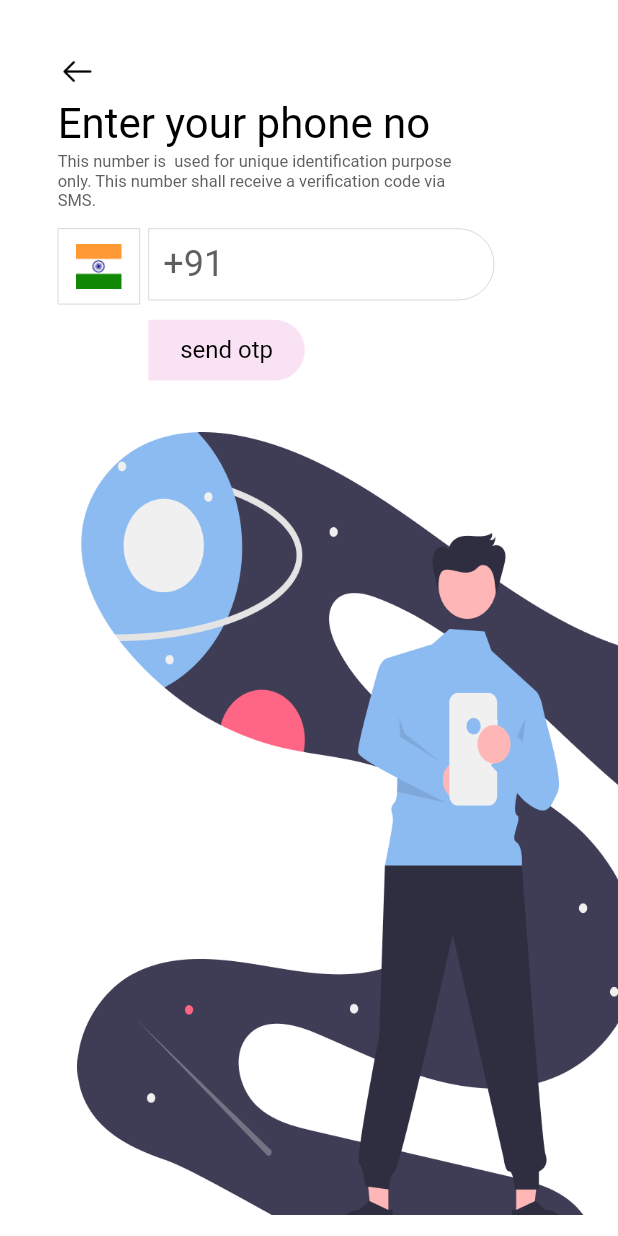
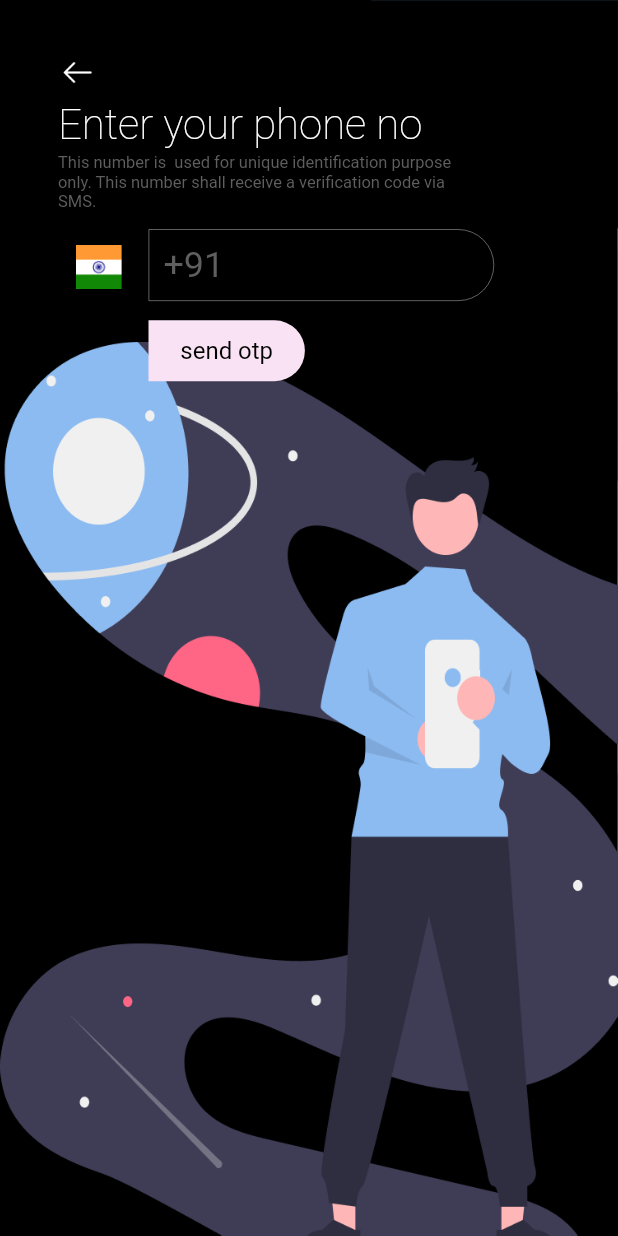
Before and after one commit to PavaneeshwarReddy/Alastor, a Flutter app: the screen it shows after launch, after a tap on "login with phone number", on a phone screen of 412 x 824 dp. Run offline on Flutter 3.47's test engine with Material 2 defaults, Android fonts, the phone set to English and light mode, and no system bars; our stand-ins replace flutter_screenutil, google_fonts, shared_preferences; missing offline and left inert: fl_country_code_picker.

Commit message:
after adding animations and dark theme part for enter phone no screen

```diff
--- /dev/null
+++ b/lib/Animations/animations.dart
@@ -0,0 +1,23 @@
+import 'package:flutter/material.dart';
+
+class MyCustomPageTransition extends PageRouteBuilder {
+  final Widget enterWidget;
+
+  MyCustomPageTransition(this.enterWidget)
+      : super(
+            opaque: false,
+            pageBuilder: (context, animation, secondaryAnimation) =>
+                enterWidget,
+            transitionDuration: Duration(milliseconds: 1500),
+            reverseTransitionDuration: Duration(milliseconds: 1500),
+            transitionsBuilder:
+                (context, animation, secondaryAnimation, child) {
+              animation = CurvedAnimation(
+                  parent: animation,
+                  curve: Curves.fastLinearToSlowEaseIn,
+                  reverseCurve: Curves.fastOutSlowIn);
+              return ScaleTransition(
+                  scale: animation, alignment: Alignment(0.0, 0.5),
+              child: child,);
+            });
+}
--- a/lib/Components/enterPhoneno.dart
+++ b/lib/Components/enterPhoneno.dart
@@ -33,7 +33,7 @@
                   Navigator.pushNamed(context, '/');
                 },
                 child: Image.asset(
-                  'images/backButton.png',
+                  Theme.of(context).primaryColor==Colors.black?'images/backButton.png':'images/backButtonDark.png',
                   width: 24.w,
                   height: 24.h,
                 ),
@@ -43,7 +43,7 @@
               margin: EdgeInsets.only(top: 65.h, left: 35.w),
               child: Text(
                 "Enter your phone no",
-                style: AlastorTheme.LightTheme().textTheme.headline1,
+                style: Theme.of(context).textTheme.headline1,
               ),
             ),
             Container(
@@ -57,11 +57,12 @@
             ),
             Container(
 
-              margin: EdgeInsets.only(top: 270.h, left: 47.w),
+              alignment: Alignment.bottomRight,
+              // margin: EdgeInsets.only(top: 270.h, left: 47.w),
               child: Image.asset(
                 'images/phonenoBackground.png',
-                width: 625.w,
-                height: 616.h,
+                // width: 625.w,
+                // height: 616.h,
               ),
             ),
             GestureDetector(
@@ -95,7 +96,7 @@
 
               margin: EdgeInsets.only(top: 150.h, left: 90.w),
               child:  TextFormField(
-
+                    style: Theme.of(context).textTheme.headline3,
                     cursorColor: AlastorColors.grey1,
                     keyboardType: TextInputType.number,
                     //add cursor height after
@@ -104,7 +105,7 @@
 
                       hintText:dialcode,
                       contentPadding: EdgeInsets.all(10),
-                      hintStyle: AlastorTheme.LightTheme().textTheme.headline3,
+                      hintStyle: Theme.of(context).textTheme.headline3,
                       border:AlastorStyles.getOutlineInputBorder1(context),
                       focusedBorder:AlastorStyles.getOutlineInputBorder1(context),
                       enabledBorder:AlastorStyles.getOutlineInputBorder1(context),
--- a/lib/Components/welcome.dart
+++ b/lib/Components/welcome.dart
@@ -1,3 +1,4 @@
+import 'package:alastor/Animations/animations.dart';
 import 'package:alastor/Components/enterPhoneno.dart';
 import 'package:alastor/Themes/colors.dart';
 import 'package:alastor/Themes/themes.dart';
@@ -87,7 +88,9 @@
                 borderRadius: BorderRadius.circular(50)),
             child: InkWell(
                 onTap: () {
-                 Navigator.pushNamed(context,'/phoneno');
+                Navigator.of(context).push(
+                  MyCustomPageTransition(EnterPhoneno())
+                );
                 },
                 child: Center(
                   child: Text(
--- a/lib/Themes/colors.dart
+++ b/lib/Themes/colors.dart
@@ -7,6 +7,7 @@
    static const  ashBlue=Color.fromRGBO(215, 221, 233, 1);
    static const grey1=Color.fromRGBO(95, 95, 95, 1);
    static const grey2=Color.fromRGBO(0, 0, 0, 0.2);
+   static const grey3=Color.fromRGBO(255, 255, 255, 0.5);
    static const green1=Color.fromRGBO(52, 167, 81, 1);
    static const red1=Color.fromRGBO(238, 63, 53, 1);
    static const yellow1=Color.fromRGBO(248, 187, 21, 1);
--- a/lib/Themes/styles.dart
+++ b/lib/Themes/styles.dart
@@ -7,6 +7,6 @@
 {
      static OutlineInputBorder getOutlineInputBorder1(BuildContext context)
      {
-       return const  OutlineInputBorder(borderSide: BorderSide(width: 0.5,color: AlastorColors.grey2),borderRadius: BorderRadius.only(bottomRight:Radius.circular(50),topRight: Radius.circular(50) ));
+       return   OutlineInputBorder(borderSide: BorderSide(width: 0.5,color:Theme.of(context).primaryColor==Colors.black? AlastorColors.grey2:AlastorColors.grey3),borderRadius: BorderRadius.only(bottomRight:Radius.circular(50),topRight: Radius.circular(50) ));
      }
 }
--- a/lib/Themes/themes.dart
+++ b/lib/Themes/themes.dart
@@ -32,7 +32,8 @@
           textTheme: TextTheme(
               headline1: GoogleFonts.inriaSans(fontSize: 28,color: Colors.white),
               headline2: GoogleFonts.inriaSans(fontSize: 16,color: Colors.black),
-              bodyText1: GoogleFonts.inriaSans(fontSize: 11,color: AlastorColors.grey1)
+              bodyText1: GoogleFonts.inriaSans(fontSize: 11,color: AlastorColors.grey1),
+              headline3: GoogleFonts.inriaSans(fontSize: 24,color: AlastorColors.grey1),
           )
       );
     }
--- a/lib/main.dart
+++ b/lib/main.dart
@@ -27,16 +27,18 @@
     return ScreenUtilInit(
         designSize: const Size(375, 812),
         builder: (context, child) {
-          return MaterialApp(
+          return SafeArea(
+            child: MaterialApp(
                 debugShowCheckedModeBanner: false,
                 theme: AlastorTheme.LightTheme(),
                 darkTheme: AlastorTheme.DarkTheme(),
-              themeMode: ThemeMode.system,
+                themeMode: ThemeMode.dark,
                 initialRoute: '/',
             routes: {
                   '/':(context)=>WelcomeScreen(),
                   '/phoneno':(context)=>EnterPhoneno(),
-          },);
+            },),
+          );
         });
   }
 }
```
Also changed, not shown: images/backButtonDark.png (added). Lines whose indentation alone changed are shown as unchanged.
